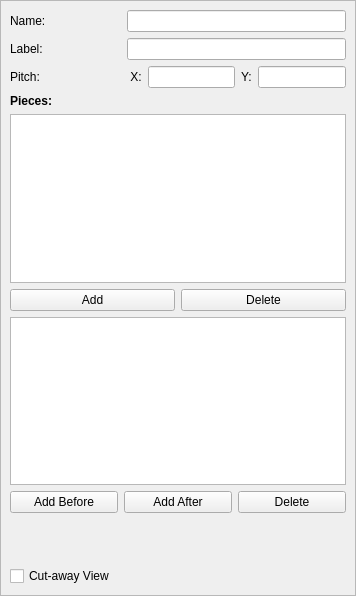
Above: Application/cmbNucPinCellEditor.ui from Sprunth/RGG before the change. Below: the same form after it.
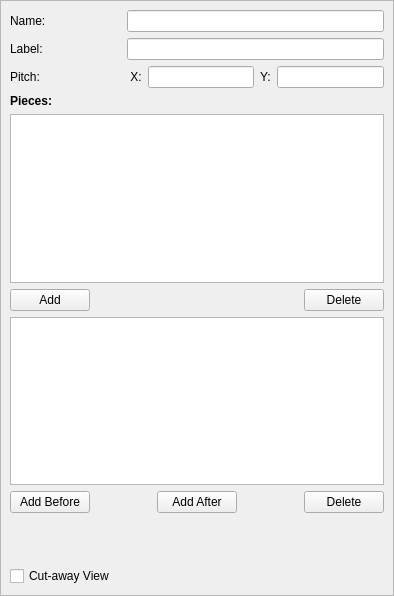
That is the form after the change.

Patch:
```diff
--- a/Application/cmbNucPinCellEditor.ui
+++ b/Application/cmbNucPinCellEditor.ui
@@ -6,7 +6,7 @@
    <rect>
     <x>0</x>
     <y>0</y>
-    <width>356</width>
+    <width>394</width>
     <height>596</height>
    </rect>
   </property>
@@ -27,7 +27,7 @@
        <rect>
         <x>0</x>
         <y>0</y>
-        <width>354</width>
+        <width>392</width>
         <height>594</height>
        </rect>
       </property>
@@ -65,6 +65,19 @@
            </property>
           </widget>
          </item>
+         <item>
+          <spacer name="horizontalSpacer_2">
+           <property name="orientation">
+            <enum>Qt::Horizontal</enum>
+           </property>
+           <property name="sizeHint" stdset="0">
+            <size>
+             <width>40</width>
+             <height>20</height>
+            </size>
+           </property>
+          </spacer>
+         </item>
          <item>
           <widget class="QPushButton" name="addLayerAfterButton">
            <property name="text">
@@ -72,6 +85,19 @@
            </property>
           </widget>
          </item>
+         <item>
+          <spacer name="horizontalSpacer_3">
+           <property name="orientation">
+            <enum>Qt::Horizontal</enum>
+           </property>
+           <property name="sizeHint" stdset="0">
+            <size>
+             <width>40</width>
+             <height>20</height>
+            </size>
+           </property>
+          </spacer>
+         </item>
          <item>
           <widget class="QPushButton" name="deleteLayerButton">
            <property name="text">
@@ -90,12 +116,27 @@
        </item>
        <item row="8" column="0" colspan="3">
         <widget class="QTableWidget" name="layersTable">
+         <property name="sizePolicy">
+          <sizepolicy hsizetype="Expanding" vsizetype="MinimumExpanding">
+           <horstretch>0</horstretch>
+           <verstretch>0</verstretch>
+          </sizepolicy>
+         </property>
+         <property name="minimumSize">
+          <size>
+           <width>0</width>
+           <height>120</height>
+          </size>
+         </property>
          <property name="selectionMode">
           <enum>QAbstractItemView::SingleSelection</enum>
          </property>
          <property name="selectionBehavior">
           <enum>QAbstractItemView::SelectRows</enum>
          </property>
+         <property name="cornerButtonEnabled">
+          <bool>false</bool>
+         </property>
         </widget>
        </item>
        <item row="5" column="0">
@@ -149,6 +190,19 @@
            </property>
           </widget>
          </item>
+         <item>
+          <spacer name="horizontalSpacer">
+           <property name="orientation">
+            <enum>Qt::Horizontal</enum>
+           </property>
+           <property name="sizeHint" stdset="0">
+            <size>
+             <width>40</width>
+             <height>20</height>
+            </size>
+           </property>
+          </spacer>
+         </item>
          <item>
           <widget class="QPushButton" name="deleteButton">
            <property name="text">
@@ -189,6 +243,18 @@
        </item>
        <item row="6" column="0" colspan="3">
         <widget class="QTableWidget" name="piecesTable">
+         <property name="sizePolicy">
+          <sizepolicy hsizetype="MinimumExpanding" vsizetype="MinimumExpanding">
+           <horstretch>0</horstretch>
+           <verstretch>0</verstretch>
+          </sizepolicy>
+         </property>
+         <property name="minimumSize">
+          <size>
+           <width>355</width>
+           <height>120</height>
+          </size>
+         </property>
          <property name="alternatingRowColors">
           <bool>true</bool>
          </property>
@@ -198,6 +264,9 @@
          <property name="selectionBehavior">
           <enum>QAbstractItemView::SelectRows</enum>
          </property>
+         <property name="cornerButtonEnabled">
+          <bool>false</bool>
+         </property>
          <attribute name="horizontalHeaderStretchLastSection">
           <bool>true</bool>
          </attribute>
```
